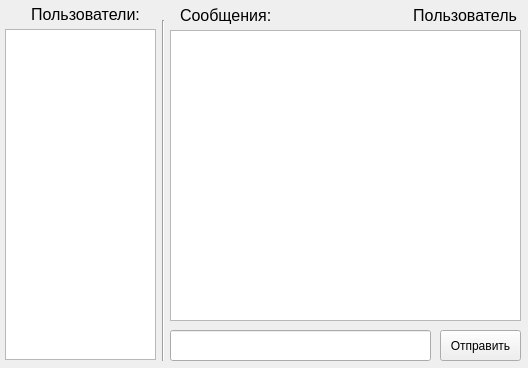
Old version of the form client/gui_client/gui_design.ui in the repository AloevArun/BorodaChat.
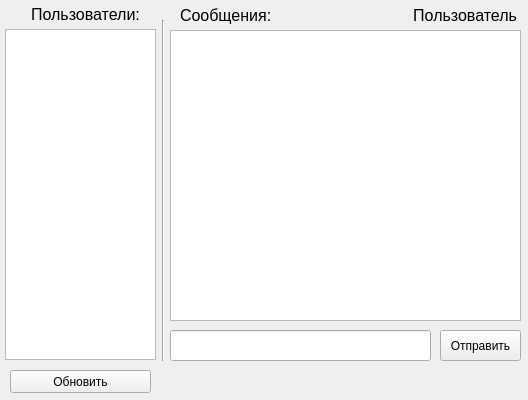
New version of the form.

Patch:
```diff
--- a/client/gui_client/gui_design.ui
+++ b/client/gui_client/gui_design.ui
@@ -7,7 +7,7 @@
     <x>0</x>
     <y>0</y>
     <width>528</width>
-    <height>368</height>
+    <height>400</height>
    </rect>
   </property>
   <property name="windowTitle">
@@ -141,6 +141,19 @@
      <set>Qt::AlignRight|Qt::AlignTrailing|Qt::AlignVCenter</set>
     </property>
    </widget>
+   <widget class="QPushButton" name="UpdateButton">
+    <property name="geometry">
+     <rect>
+      <x>10</x>
+      <y>370</y>
+      <width>141</width>
+      <height>23</height>
+     </rect>
+    </property>
+    <property name="text">
+     <string>Обновить</string>
+    </property>
+   </widget>
   </widget>
  </widget>
  <resources/>
```
